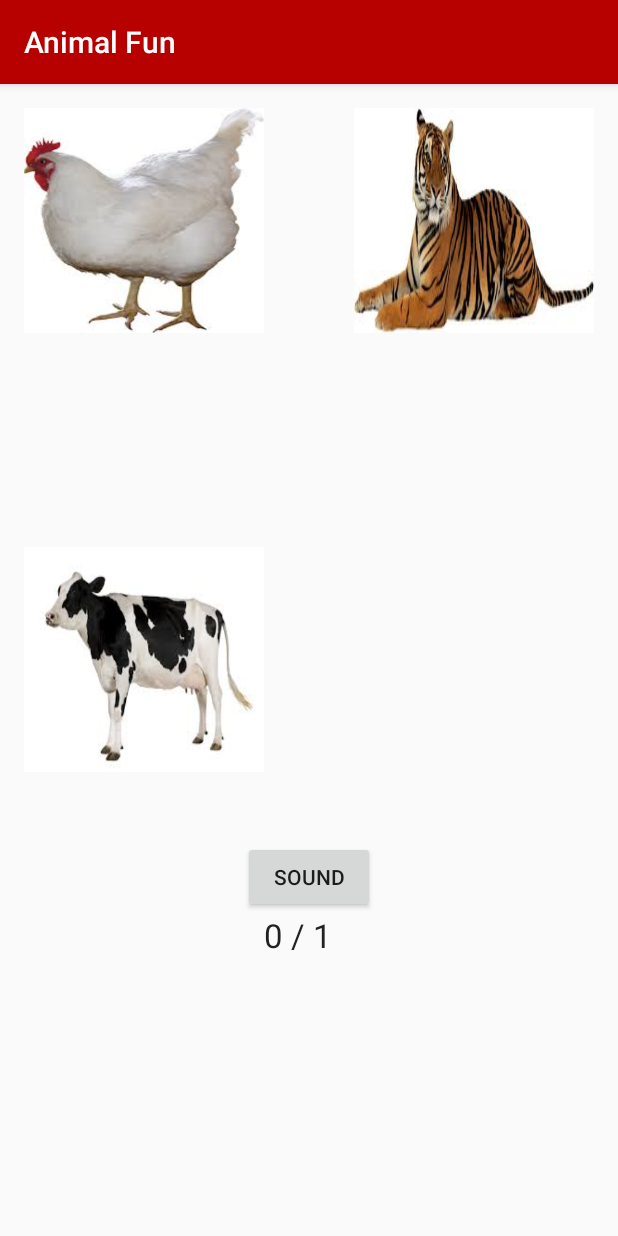
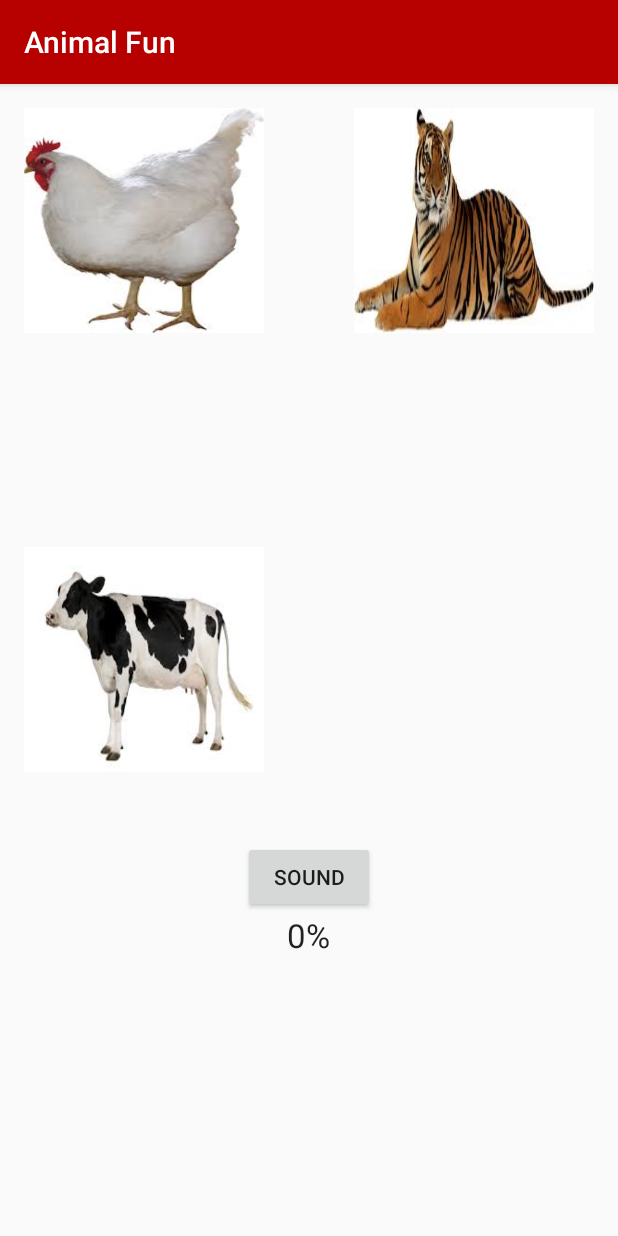
Before and after one commit to LukeMacIntosh/JLMVCv2, an Android app: the screen it shows after launch (MainActivity), after a tap on an icon or button, on a phone screen of 412 x 824 dp. Run offline under Robolectric (Android 15) with nearby library versions, the phone set to English and light mode, and no system bars.

Commit message:
v2.2 -Program now displays % of correct guesses

```diff
--- a/app/src/main/java/com/example/arny/jlmvcv2/MainActivity.java
+++ b/app/src/main/java/com/example/arny/jlmvcv2/MainActivity.java
@@ -14,7 +14,8 @@ import java.util.Arrays;
 
 public class MainActivity extends AppCompatActivity {
 
-    int picID, sndID, nRan, nRan2, nView, rightCount, totalCount;
+    int picID, sndID, nRan, nRan2, nView, nPrcnt;
+    float fScore, fRight, fTotal;
     ImageButton imbA1, imbA2, imbA3, imbA4;
     Button btnSnd;
     String[] arsAnml = {"chicken", "cow", "dog", "goose", "lion", "snake", "tiger"};
@@ -88,7 +89,7 @@ public class MainActivity extends AppCompatActivity {
                 nView = 3;
             }
             if (nView == nRan2) {
-                rightCount++;
+                fRight++;
                 tCor.show();
                 mNoise.stop();
                 mNoise.release();
@@ -101,9 +102,8 @@ public class MainActivity extends AppCompatActivity {
                 Refresh();
                 btnSnd.performClick();
             }
-            totalCount++;
-            sScore = rightCount + " / " + totalCount;
-            txtScore.setText(sScore);
+            fTotal++;
+            showScore();
         }
     };
 
@@ -120,4 +120,11 @@ public class MainActivity extends AppCompatActivity {
         mNoise = MediaPlayer.create(getApplicationContext(), sndID);
         mNoise.start();
     }
+
+    public void showScore() {
+        fScore = fRight / fTotal * 100;
+        nPrcnt = (int) (fScore+0.5);
+        sScore = Integer.toString(nPrcnt) + "%";
+        txtScore.setText(sScore);
+    }
 }
--- a/app/src/main/res/layout/activity_main.xml
+++ b/app/src/main/res/layout/activity_main.xml
@@ -54,10 +54,9 @@
         android:layout_width="wrap_content"
         android:layout_height="wrap_content"
         android:textAppearance="?android:attr/textAppearanceLarge"
-        android:text="0/0"
+        android:text="0%"
         android:id="@+id/tvScore"
         android:layout_below="@+id/btn2"
-        android:layout_toRightOf="@+id/imgBtn3"
-        android:layout_toEndOf="@+id/imgBtn3" />
+        android:layout_centerHorizontal="true"/>
 
 </RelativeLayout>
```
